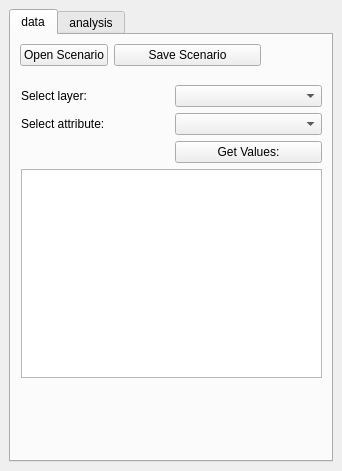
Above: SpatialDecision/spatial_decision_dockwidget_base.ui from balazsdukai/GEO1005-StormManager before the change. Below: the same form after it.
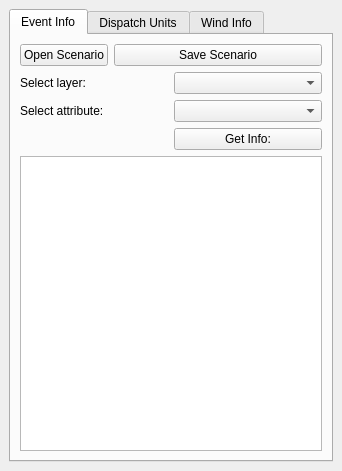
That is the form after the change. The open tabs and pages were chosen to show the change.

Commit message: Resolved conflict in the GUI after merging.

```diff
--- a/SpatialDecision/spatial_decision_dockwidget_base.ui
+++ b/SpatialDecision/spatial_decision_dockwidget_base.ui
@@ -22,17 +22,10 @@
       </property>
       <widget class="QWidget" name="dataTab">
        <attribute name="title">
-        <string>data</string>
+        <string>Event Info</string>
        </attribute>
-       <widget class="QWidget" name="layoutWidget">
-        <property name="geometry">
-         <rect>
-          <x>9</x>
-          <y>9</y>
-          <width>241</width>
-          <height>30</height>
-         </rect>
-        </property>
+       <layout class="QVBoxLayout" name="verticalLayout">
+        <item>
         <layout class="QFormLayout" name="formLayout">
          <property name="fieldGrowthPolicy">
           <enum>QFormLayout::AllNonFixedFieldsGrow</enum>
@@ -52,16 +45,8 @@
           </widget>
          </item>
         </layout>
-       </widget>
-       <widget class="QWidget" name="layoutWidget">
-        <property name="geometry">
-         <rect>
-          <x>10</x>
-          <y>50</y>
-          <width>301</width>
-          <height>293</height>
-         </rect>
-        </property>
+        </item>
+        <item>
         <layout class="QGridLayout" name="gridLayout_3">
          <item row="0" column="0">
           <widget class="QLabel" name="selectLayerLabel">
@@ -86,7 +71,7 @@
          <item row="2" column="1">
           <widget class="QPushButton" name="showButton">
            <property name="text">
-            <string>Get Values:</string>
+             <string>Get Info:</string>
            </property>
           </widget>
          </item>
@@ -94,11 +79,12 @@
           <widget class="QListWidget" name="valueWidget"/>
          </item>
         </layout>
-       </widget>
+        </item>
+       </layout>
       </widget>
       <widget class="QWidget" name="analysisTab">
        <attribute name="title">
-        <string>analysis</string>
+        <string>Dispatch Units</string>
        </attribute>
        <layout class="QFormLayout" name="formLayout_4">
         <property name="fieldGrowthPolicy">
@@ -141,6 +127,16 @@
         </item>
        </layout>
       </widget>
+      <widget class="QWidget" name="windTab">
+       <attribute name="title">
+        <string>Wind Info</string>
+       </attribute>
+       <layout class="QHBoxLayout" name="horizontalLayout">
+        <item>
+         <layout class="QVBoxLayout" name="chartLayout"/>
+        </item>
+       </layout>
+      </widget>
      </widget>
     </item>
    </layout>
```
Left out of the diff: 2 changed lines with no effect on the pictures. Lines whose indentation alone changed are shown as unchanged.
